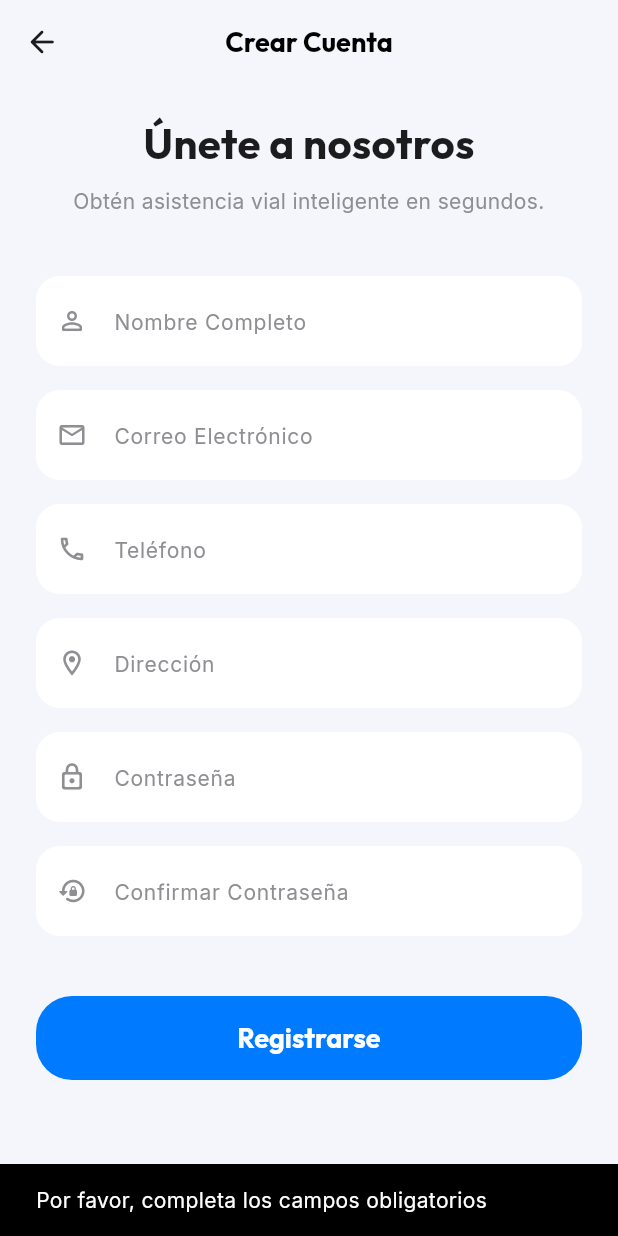
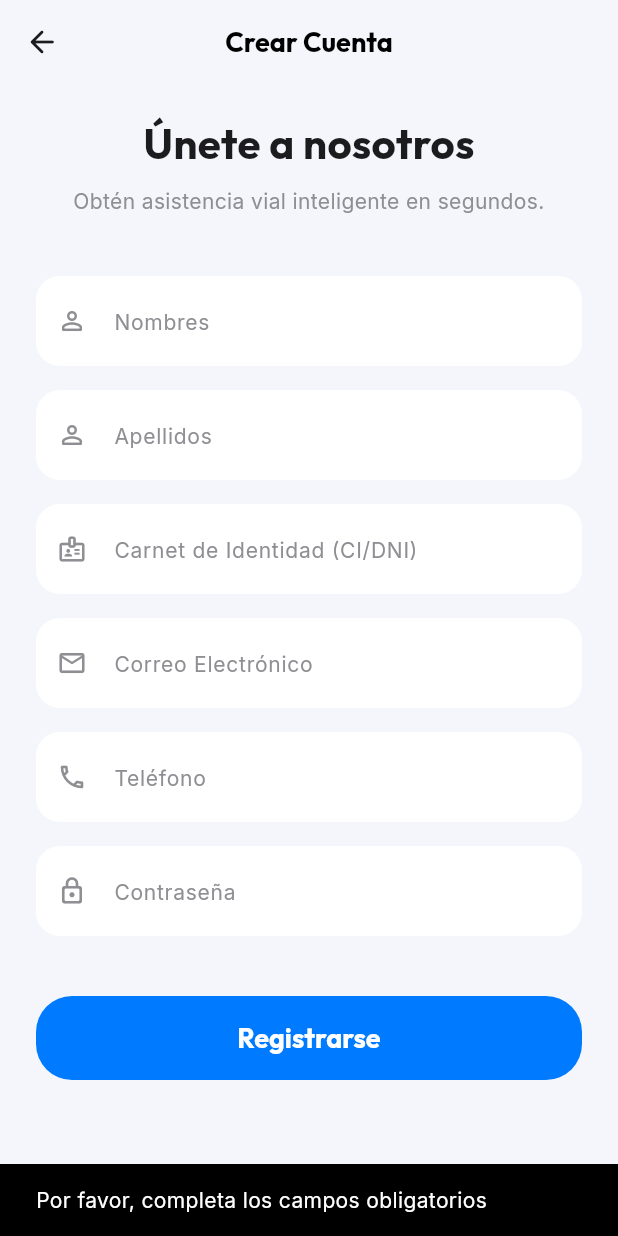
Before and after one commit to LimberthIsaac/movil_flutter_asistencia_vehicular, a Flutter app: the RegisterPage screen opened by its route, after a tap on "Registrarse", on a phone screen of 412 x 824 dp. Run offline on Flutter 3.47's test engine with Material 3 defaults, Android fonts, the phone set to English and light mode, and no system bars; our stand-ins replace dio, geolocator, google_fonts, google_maps_flutter; accounts and stored records are empty.

Commit message:
se añadio ci

```diff
--- a/lib/pages/register_page.dart
+++ b/lib/pages/register_page.dart
@@ -13,6 +13,8 @@ class RegisterPage extends StatefulWidget {
 
 class _RegisterPageState extends State<RegisterPage> {
   final _nameController = TextEditingController();
+  final _lastNameController = TextEditingController();
+  final _ciController = TextEditingController();
   final _emailController = TextEditingController();
   final _phoneController = TextEditingController();
   final _passwordController = TextEditingController();
@@ -61,9 +63,28 @@ class _RegisterPageState extends State<RegisterPage> {
               TextField(
                 controller: _nameController,
                 decoration: const InputDecoration(
-                  hintText: "Nombre Completo",
+                  hintText: "Nombres",
                   prefixIcon: Icon(Icons.person_outline_rounded, color: AppTheme.textGray, size: 20),
                 ),
+              ),
+              const SizedBox(height: 16),
+
+              TextField(
+                controller: _lastNameController,
+                decoration: const InputDecoration(
+                  hintText: "Apellidos",
+                  prefixIcon: Icon(Icons.person_outline_rounded, color: AppTheme.textGray, size: 20),
+                ),
+              ),
+              const SizedBox(height: 16),
+
+              TextField(
+                controller: _ciController,
+                decoration: const InputDecoration(
+                  hintText: "Carnet de Identidad (CI/DNI)",
+                  prefixIcon: Icon(Icons.badge_outlined, color: AppTheme.textGray, size: 20),
+                ),
+                keyboardType: TextInputType.number,
               ),
               const SizedBox(height: 16),
 
@@ -87,14 +108,6 @@ class _RegisterPageState extends State<RegisterPage> {
               ),
               const SizedBox(height: 16),
 
-              const TextField(
-                decoration: InputDecoration(
-                  hintText: "Dirección",
-                  prefixIcon: Icon(Icons.location_on_outlined, color: AppTheme.textGray, size: 20),
-                ),
-              ),
-              const SizedBox(height: 16),
-
               TextField(
                 controller: _passwordController,
                 decoration: const InputDecoration(
@@ -103,16 +116,6 @@ class _RegisterPageState extends State<RegisterPage> {
                 ),
                 obscureText: true,
               ),
-              const SizedBox(height: 16),
-
-              const TextField(
-                decoration: InputDecoration(
-                  hintText: "Confirmar Contraseña",
-                  prefixIcon: Icon(Icons.lock_reset_rounded, color: AppTheme.textGray, size: 20),
-                ),
-                obscureText: true,
-              ),
-
               const SizedBox(height: 40),
 
               if (authProvider.isLoading)
@@ -120,7 +123,10 @@ class _RegisterPageState extends State<RegisterPage> {
               else
                 ElevatedButton(
                   onPressed: () async {
-                    if (_nameController.text.isEmpty || _emailController.text.isEmpty) {
+                    if (_nameController.text.isEmpty ||
+                        _lastNameController.text.isEmpty ||
+                        _ciController.text.isEmpty ||
+                        _emailController.text.isEmpty) {
                       ScaffoldMessenger.of(context).showSnackBar(
                         const SnackBar(content: Text("Por favor, completa los campos obligatorios"))
                       );
@@ -129,6 +135,8 @@ class _RegisterPageState extends State<RegisterPage> {
 
                     final success = await authProvider.register(
                       name: _nameController.text,
+                      lastName: _lastNameController.text,
+                      ciDni: _ciController.text,
                       email: _emailController.text,
                       phone: _phoneController.text,
                       password: _passwordController.text,
--- a/lib/providers/auth_provider.dart
+++ b/lib/providers/auth_provider.dart
@@ -53,6 +53,8 @@ class AuthProvider with ChangeNotifier {
 
   Future<bool> register({
     required String name,
+    required String lastName,
+    required String ciDni,
     required String email,
     required String password,
     required String phone,
@@ -61,14 +63,10 @@ class AuthProvider with ChangeNotifier {
     notifyListeners();
 
     try {
-      // Separamos el nombre completo (simplificado)
-      final names = name.split(' ');
-      final nombres = names.isNotEmpty ? names[0] : name;
-      final apellidos = names.length > 1 ? names.sublist(1).join(' ') : "";
-
       final response = await _apiService.registerCliente(
-        nombres: nombres,
-        apellidos: apellidos,
+        nombres: name,
+        apellidos: lastName,
+        ciDni: ciDni,
         telefono: phone,
         correo: email,
         password: password,
--- a/lib/services/api_service.dart
+++ b/lib/services/api_service.dart
@@ -21,6 +21,7 @@ class ApiService {
   Future<Response> registerCliente({
     required String nombres,
     required String apellidos,
+    required String ciDni,
     required String telefono,
     required String correo,
     required String password,
@@ -28,6 +29,7 @@ class ApiService {
     return await _dio.post('/api/clientes/', data: {
       'nombres': nombres,
       'apellidos': apellidos,
+      'ci_dni': ciDni,
       'telefono': telefono,
       'correo': correo,
       'password': password,
```
